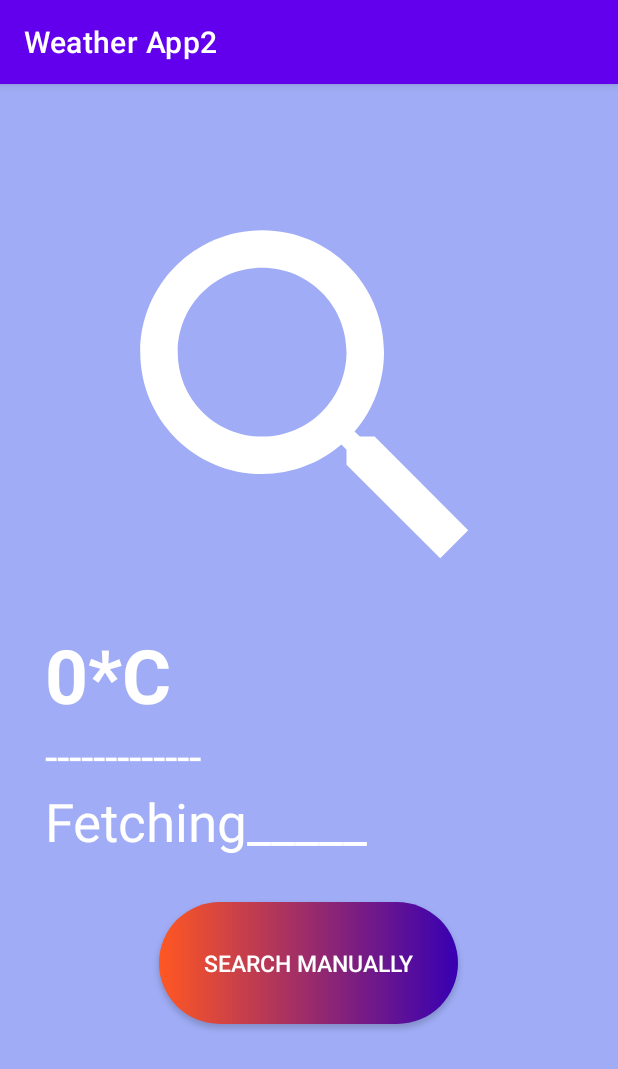
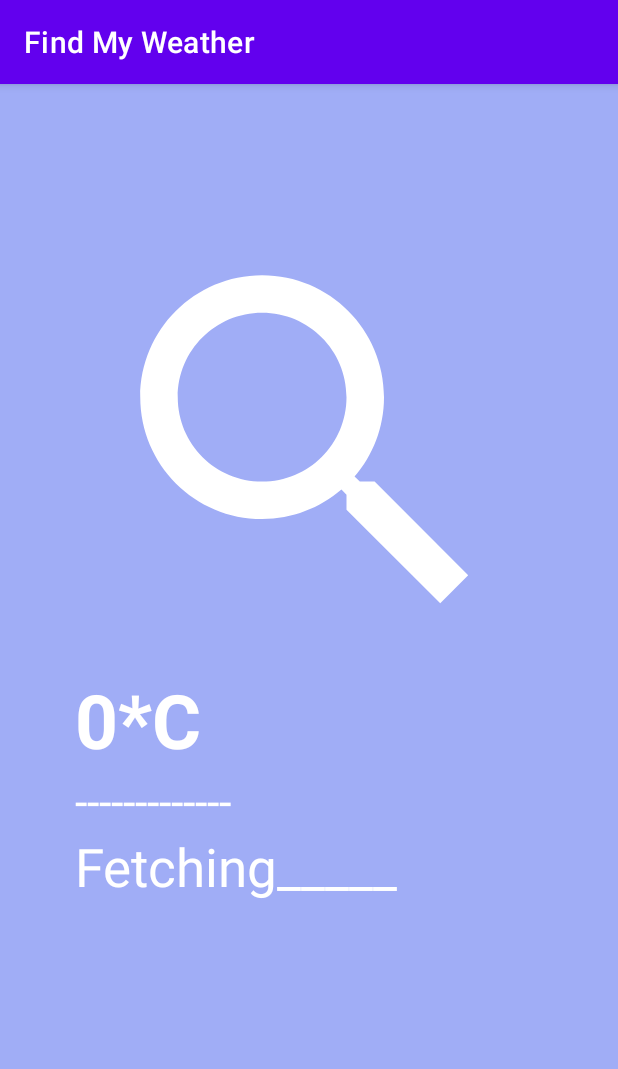
Before and after one commit to peterraitamang/WeatherApp, an Android app: the screen it shows after launch (MainActivity), on a phone screen of 412 x 824 dp. Shown: the top 1069 px of the screen. Run offline under Robolectric (Android 15) with nearby library versions, the phone set to English and light mode, and no system bars; libraries missing offline, so code that uses them is left out: com.loopj.android, cz.msebera.android.

Commit message:
Manual search was deleted.

```diff
--- a/app/build.gradle
+++ b/app/build.gradle
@@ -42,4 +42,8 @@ dependencies {
     androidTestImplementation 'androidx.test.espresso:espresso-core:3.5.1'
 
     implementation 'com.loopj.android:android-async-http:1.4.11'
+
+    implementation 'com.squareup.retrofit2:retrofit:2.9.0'
+    implementation 'com.squareup.retrofit2:converter-gson:2.9.0'
+
 }
--- a/app/src/main/AndroidManifest.xml
+++ b/app/src/main/AndroidManifest.xml
@@ -24,9 +24,6 @@
                 <category android:name="android.intent.category.LAUNCHER" />
             </intent-filter>
         </activity>
-        <activity
-            android:name=".Activity_city_finder"
-            android:exported="false" />
     </application>
 
 </manifest>
--- a/app/src/main/java/com/example/weatherapp2/MainActivity.java
+++ b/app/src/main/java/com/example/weatherapp2/MainActivity.java
@@ -48,57 +48,36 @@ public class MainActivity extends AppCompatActivity {
         super.onCreate(savedInstanceState);
         b = ActivityMainBinding.inflate(getLayoutInflater());
         setContentView(b.getRoot());
-
-
-
-        b.btnSearchManually.setOnClickListener(new View.OnClickListener() {
-            @Override
-            public void onClick(View view) {
-                Intent intent = new Intent(MainActivity.this, Activity_city_finder.class);
-                startActivity(intent);
-            }
-        });
+        getSupportActionBar().setTitle("Find My Weather");
     }
 
-//    @Override
-//    protected void onResume() {
-//        super.onResume();
-//        getWeatherForCurrentLocation();
-//    }
     @Override
     protected void onResume() {
         super.onResume();
-            Intent mIntent=getIntent();
-            String city= mIntent.getStringExtra("City");
-            if(city!=null)
-            {
+        Intent mIntent = getIntent();
+        String city = mIntent.getStringExtra("City");
+        if (city != null) {
             getWeatherForNewCity(city);
-            }
-            else
-            {
+        } else {
             getWeatherForCurrentLocation();
         }
 
-
     }
 
-
-            private void getWeatherForNewCity(String city)
-            {
-                RequestParams params=new RequestParams();
-                params.put("q",city);
-                params.put("appid",APP_ID);
+    private void getWeatherForNewCity(String city) {
+        RequestParams params = new RequestParams();
+        params.put("q", city);
+        params.put("appid", APP_ID);
         letsDoSomeNetworking(params);
 
     }
-
 
     private void getWeatherForCurrentLocation() {
 
         mLocationManager = (LocationManager) getSystemService(Context.LOCATION_SERVICE);
         mLocationListener = new LocationListener() {
             @Override
-            public void onLocationChanged(@NonNull Location location) {
+            public void onLocationChanged(Location location) {
 
                 String Latitude = String.valueOf(location.getLatitude());
                 String Longitude = String.valueOf(location.getLongitude());
@@ -108,8 +87,6 @@ public class MainActivity extends AppCompatActivity {
                 params.put("lon", Longitude);
                 params.put("appid", APP_ID);
                 letsDoSomeNetworking(params);
-
-
             }
 
             @Override
@@ -142,60 +119,51 @@ public class MainActivity extends AppCompatActivity {
     }
 
 
-
     @Override
     public void onRequestPermissionsResult(int requestCode, @NonNull String[] permissions, @NonNull int[] grantResults) {
         super.onRequestPermissionsResult(requestCode, permissions, grantResults);
 
-        if(requestCode==REQUEST_CODE)
-        {
-            if (grantResults.length>0 && grantResults[0]== PackageManager.PERMISSION_GRANTED)
-            {
-                Toast.makeText(MainActivity.this, "Location Fetched Successfully.", Toast.LENGTH_SHORT).show();
+        if (requestCode == REQUEST_CODE) {
+            if (grantResults.length > 0 && grantResults[0] == PackageManager.PERMISSION_GRANTED) {
+//                Toast.makeText(MainActivity.this, "Location Fetched Successfully.", Toast.LENGTH_SHORT).show();
                 getWeatherForCurrentLocation();
-            }
-            else
-            {
+            } else {
                 //user denied the permission
             }
         }
     }
+
     private void letsDoSomeNetworking(RequestParams params) {
         AsyncHttpClient client = new AsyncHttpClient();
-        client.get(WEATHER_URL, params, new JsonHttpResponseHandler()
-        {
+        client.get(WEATHER_URL, params, new JsonHttpResponseHandler() {
             @Override
             public void onSuccess(int statusCode, Header[] headers, JSONObject response) {
 //                super.onSuccess(statusCode, headers, response);
-                Toast.makeText(MainActivity.this, "Data Received Suceess!", Toast.LENGTH_SHORT).show();
-
+                Toast.makeText(MainActivity.this, "Data Received Success!", Toast.LENGTH_SHORT).show();
                 WeatherData weatherData = WeatherData.fromJson(response);
                 updateUI(weatherData);
-
             }
-
 
             @Override
             public void onFailure(int statusCode, Header[] headers, Throwable throwable, JSONObject errorResponse) {
 //                super.onFailure(statusCode, headers, throwable, errorResponse);
-
             }
         });
     }
+
     private void updateUI(WeatherData weatherData) {
 
         b.tvTemperature.setText(weatherData.getmTemperature());
         b.cityName.setText(weatherData.getmCity());
         b.weatherCondition.setText(weatherData.getmWeatherType());
-        int resourceID = getResources().getIdentifier(weatherData.getmIcon(),"drawable", getPackageName());
+        int resourceID = getResources().getIdentifier(weatherData.getmIcon(), "drawable", getPackageName());
         b.ivIcon.setImageResource(resourceID);
     }
 
     @Override
     protected void onPause() {
         super.onPause();
-        if(mLocationManager!=null)
-        {
+        if (mLocationManager != null) {
             mLocationManager.removeUpdates(mLocationListener);
         }
     }
--- a/app/src/main/res/layout/activity_main.xml
+++ b/app/src/main/res/layout/activity_main.xml
@@ -6,10 +6,10 @@
     android:layout_height="match_parent"
     tools:context=".MainActivity"
     android:background="#A0ADF6"
-    android:padding="30dp">
+    android:padding="50dp">
     <ImageView
         android:id="@+id/iv_icon"
-        android:layout_marginTop="30dp"
+        android:layout_marginTop="40dp"
         android:layout_width="match_parent"
         android:layout_height="300dp"
         android:src="@drawable/ic_search"
@@ -40,18 +40,5 @@
         android:text="Fetching_____"
         android:textColor="@color/white"
         android:textSize="35sp" />
-    <androidx.appcompat.widget.AppCompatButton
-        android:id="@+id/btn_search_manually"
-        android:layout_width="wrap_content"
-        android:layout_height="wrap_content"
-        android:layout_below="@+id/cityName"
-        android:layout_centerHorizontal="true"
-        android:layout_marginTop="30dp"
-        android:background="@drawable/custom_button"
-        android:text="Search manually"
-        android:textSize="15sp"
-        android:textColor="@color/white"
-        android:padding="30sp"
-        android:gravity="center"/>
 
 </RelativeLayout>
```
Also changed, not shown: app/src/main/java/com/example/weatherapp2/Activity_city_finder.java (deleted, +0 -47 lines), app/src/main/res/layout/activity_city_finder.xml (deleted, +0 -30 lines), app/src/main/res/drawable/cloudy.png, app/src/main/res/drawable/fog.png, app/src/main/res/drawable/overcast.png, app/src/main/res/drawable/snow2.png, app/src/main/res/drawable/thunderstorm2.png. Lines whose indentation alone changed are shown as unchanged.
